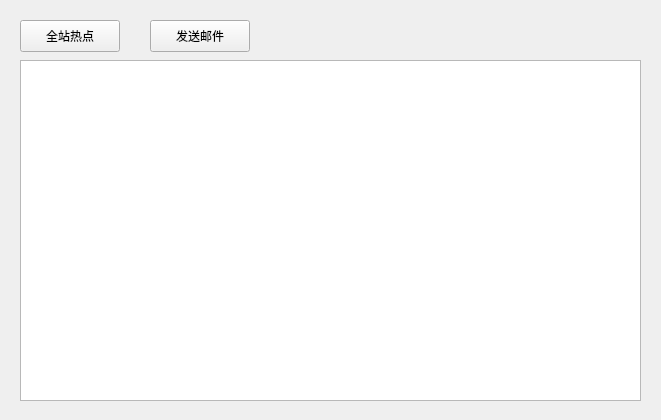
Before: the Qt Designer form Helper/bbs.ui in champion-chenpeng/CuteSunny, drawn with Qt 5.
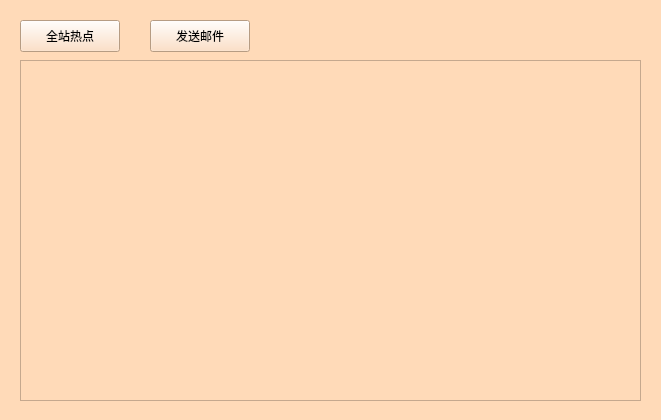
After: the same form once the commit is applied.

What changed in the file:
```diff
--- a/Helper/bbs.ui
+++ b/Helper/bbs.ui
@@ -13,6 +13,12 @@
   <property name="windowTitle">
    <string>Form</string>
   </property>
+  <property name="styleSheet">
+   <string notr="true">QWidget
+{
+background: rgb(255, 218, 184);
+}</string>
+  </property>
   <widget class="QPushButton" name="pushButton">
    <property name="geometry">
     <rect>
```
